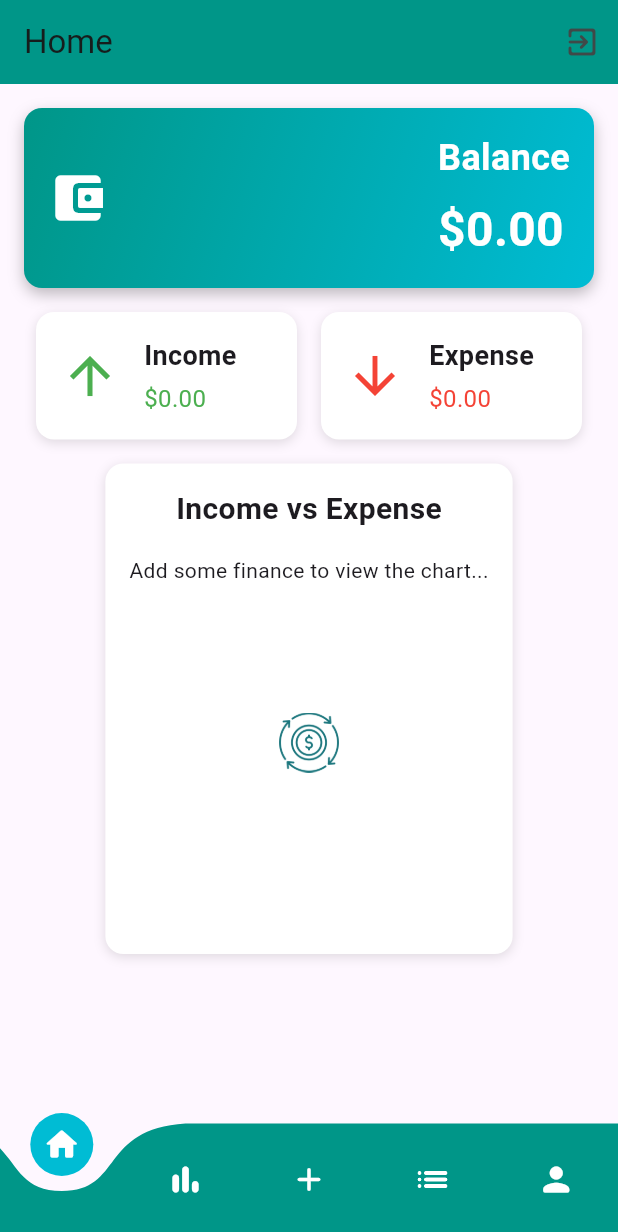
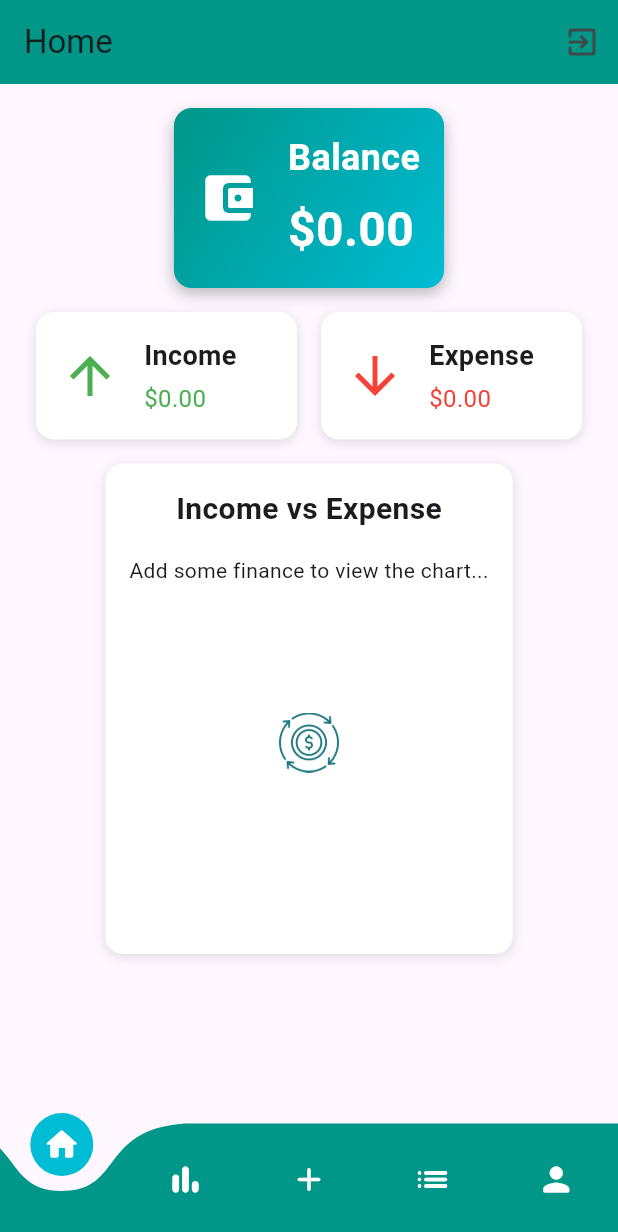
Before and after one commit to RaihanRafi01/Finance-Management, a Flutter app: the screen it shows once a user with an empty profile is signed in, on a phone screen of 412 x 824 dp. Shown: the top 1232 px of the screen. Run offline on Flutter 3.47's test engine with Material 3 defaults, Android fonts, the phone set to English and light mode, and no system bars; drawn by our look-alikes of curved_navigation_bar; our stand-ins replace cloud_firestore, firebase_auth, firebase_core, firebase_storage, fl_chart, google_sign_in and 3 more; accounts and stored records are empty.

Commit message:
fixed the balance overflow

```diff
--- a/lib/ui/widgets/balanceBox.dart
+++ b/lib/ui/widgets/balanceBox.dart
@@ -1,7 +1,9 @@
 import 'package:flutter/material.dart';
 
 Widget BuildBalanceBox(double? balance) {
-  return Container(
+  return SingleChildScrollView(
+    scrollDirection: Axis.horizontal,
+    child: Container(
       padding: const EdgeInsets.all(16.0),
       decoration: BoxDecoration(
         gradient: LinearGradient(
@@ -23,6 +25,7 @@ Widget BuildBalanceBox(double? balance) {
         children: [
           Icon(Icons.account_balance_wallet_rounded,
               color: Colors.white, size: 40),
+          SizedBox(width: 20),
           Column(
             crossAxisAlignment: CrossAxisAlignment.start,
             children: [
@@ -45,5 +48,6 @@ Widget BuildBalanceBox(double? balance) {
           ),
         ],
       ),
+    ),
   );
 }
```
Lines whose indentation alone changed are shown as unchanged.
